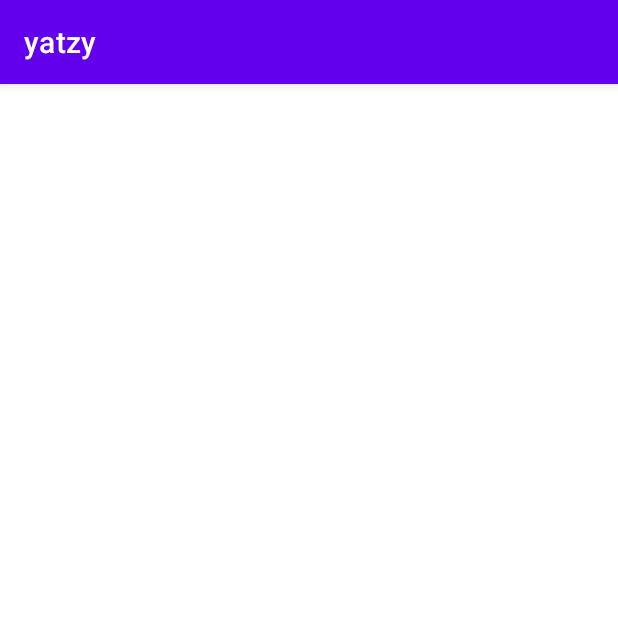
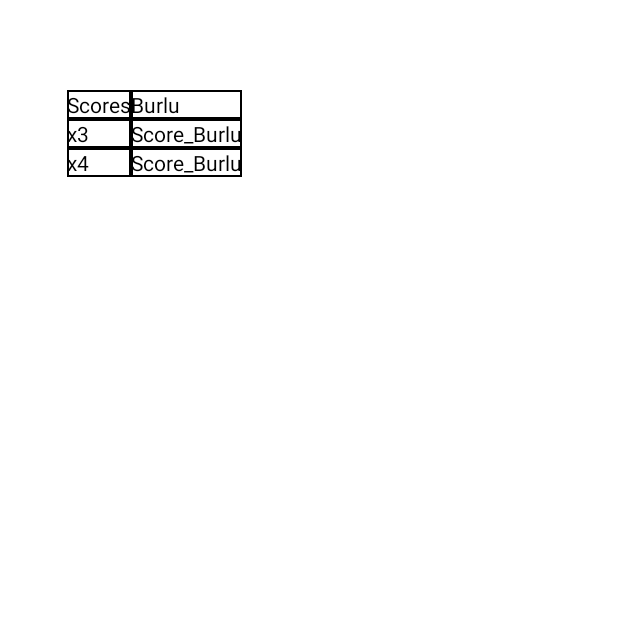
Before and after one commit to eduardneghina/yatzy, an Android app: the screen it shows after launch (MainActivity before the commit, Game after it), on a phone screen of 412 x 824 dp, the top half of it. Run offline under Robolectric (Android 15) with nearby library versions, the phone set to English and light mode, and no system bars.

Commit message:
added function to draw ScoreTable in Game

```diff
--- a/app/src/main/java/com/example/yatzy/Game.java
+++ b/app/src/main/java/com/example/yatzy/Game.java
@@ -1,5 +1,76 @@
 package com.example.yatzy;
 
-public class Game {
-    ScoreTable st;
+import android.app.Activity;
+import android.graphics.Color;
+import android.os.Bundle;
+import android.util.Log;
+import android.widget.TableLayout;
+import android.widget.TableRow;
+import android.widget.TextView;
+
+import androidx.annotation.Nullable;
+
+public class Game extends Activity {
+    private ScoreTable st;
+    private String gameType;
+
+    @Override
+    protected void onCreate(@Nullable Bundle savedInstanceState) {
+        super.onCreate(savedInstanceState);
+
+        this.gameType = new String("normal");
+        String[] scoreNames = new String[]{"x3", "x4"};
+        String[] players = new String[]{"Burlu"};
+
+        this.st = new ScoreTable(scoreNames, players);
+
+        this.drawTable();
+    }
+
+    private void drawTable(){
+        setContentView(R.layout.activity_main);
+        TableLayout stk = (TableLayout) findViewById(R.id.table_main);
+        TableRow tbrow = new TableRow(this);
+        tbrow.setBackgroundResource(R.drawable.border);
+
+        // Header
+        TextView tv = new TextView(this);
+        tv.setText("Scores");
+        tv.setTextColor(Color.BLACK);
+        tv.setBackgroundResource(R.drawable.border);
+        tbrow.addView(tv);
+
+        Player[] players = st.getPlayers();
+        for (Player p : players){
+            tv = new TextView(this);
+            tv.setText(p.getName());
+            tv.setTextColor(Color.BLACK);
+            tv.setBackgroundResource(R.drawable.border);
+            tbrow.addView(tv);
+        }
+
+        stk.addView(tbrow);
+
+        // Scores
+
+        Score[] scores = players[0].getScores();
+        for (Score score : scores){
+            tbrow = new TableRow(this);
+            TextView tv_score_name = new TextView(this);
+            tv_score_name.setText(score.getName());
+            tv_score_name.setTextColor(Color.BLACK);
+            tv_score_name.setBackgroundResource(R.drawable.border);
+            tbrow.addView(tv_score_name);
+
+            for(Player player : players){
+                tv = new TextView(this);
+                tv.setText("Score_" + player.getName());
+                tv.setTextColor(Color.BLACK);
+                tv.setBackgroundResource(R.drawable.border);
+                tbrow.addView(tv);
+            }
+            stk.addView(tbrow);
+        }
+        Log.d("Test", "drawn table");
+    }
 }
--- a/app/src/main/java/com/example/yatzy/Player.java
+++ b/app/src/main/java/com/example/yatzy/Player.java
@@ -20,6 +20,7 @@ public class Player {
     }
 
     public Score[] getScores(){
+
         return this.Scores;
     }
 }
```
Also changed, not shown: app/src/main/AndroidManifest.xml (+13 -0 lines), app/src/main/java/com/example/yatzy/MainActivity.java (+3 -44 lines), app/src/main/java/com/example/yatzy/ScoreTable.java (+4 -7 lines).
